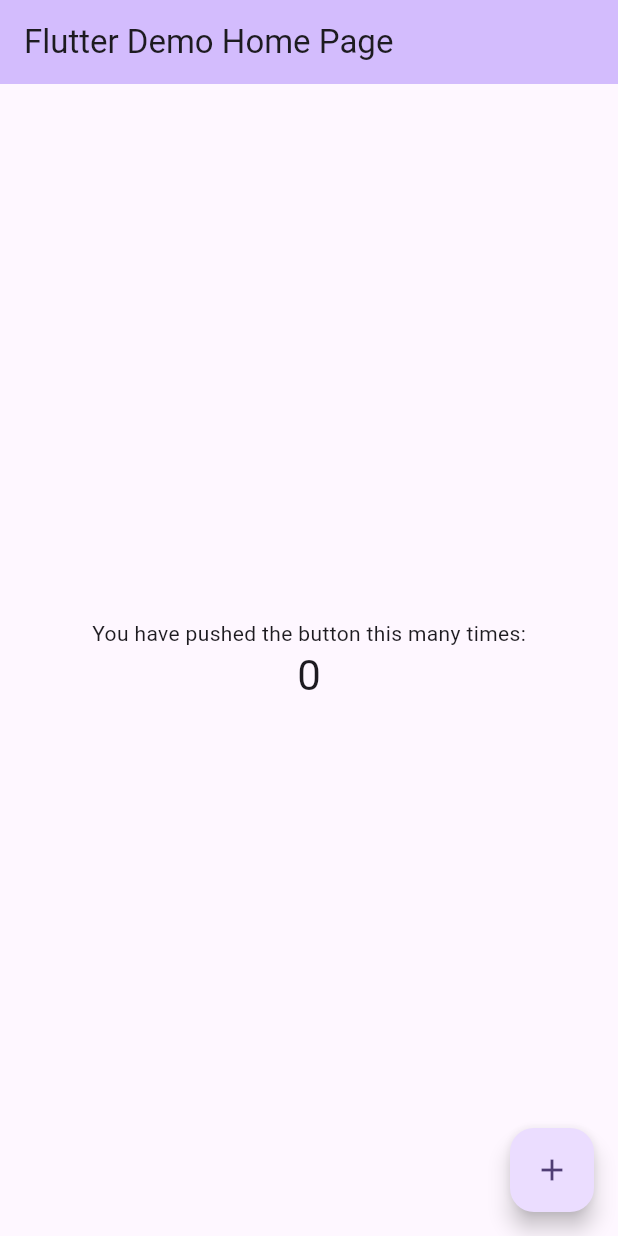
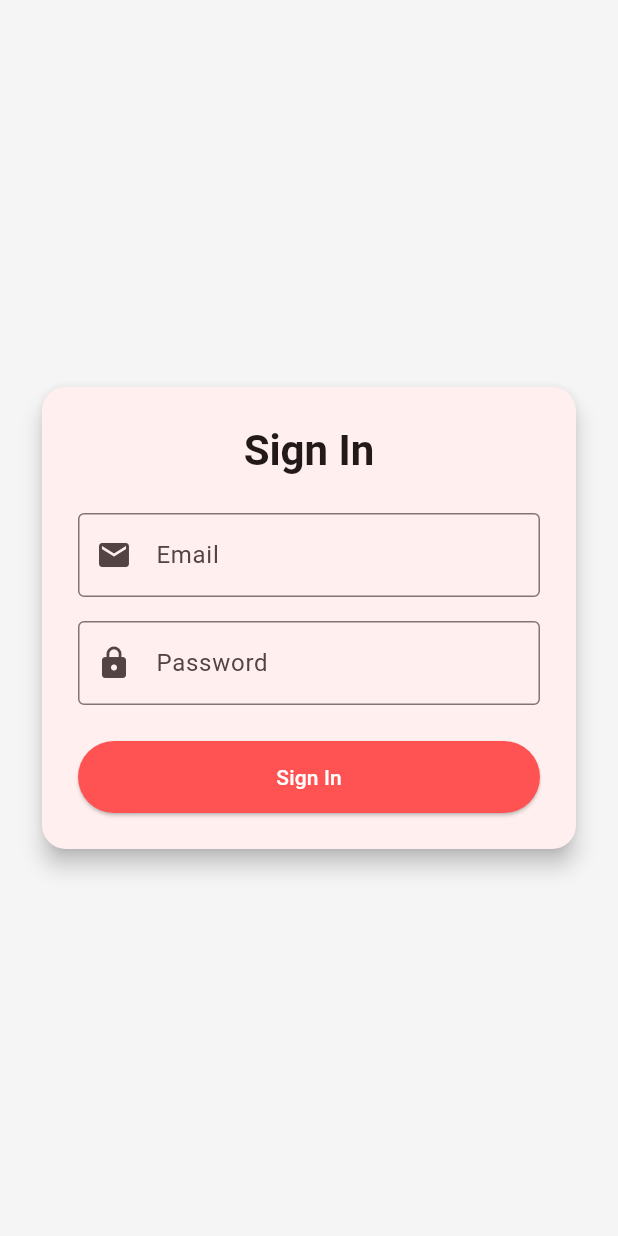
Before and after one commit to tomlinl1/ASE420-546_Inventory_System, a Flutter app: the screen it shows after launch, on a phone screen of 412 x 824 dp. Run offline on Flutter 3.47's test engine with Material 3 defaults, Android fonts, the phone set to English and light mode, and no system bars.

```diff
--- a/inventory_app/lib/main.dart
+++ b/inventory_app/lib/main.dart
@@ -1,122 +1,32 @@
 import 'package:flutter/material.dart';
+import 'pages/signin_page.dart';
+import 'pages/home_page.dart';
+import 'pages/check_stock_page.dart';
+import 'pages/update_stock_page.dart';
 
 void main() {
-  runApp(const MyApp());
+  runApp(const InventoryApp());
 }
 
-class MyApp extends StatelessWidget {
-  const MyApp({super.key});
+class InventoryApp extends StatelessWidget {
+  const InventoryApp({super.key});
 
-  // This widget is the root of your application.
   @override
   Widget build(BuildContext context) {
     return MaterialApp(
-      title: 'Flutter Demo',
+      debugShowCheckedModeBanner: false,
+      title: "Antonio's Pizza Pub Inventory",
       theme: ThemeData(
-        // This is the theme of your application.
-        //
-        // TRY THIS: Try running your application with "flutter run". You'll see
-        // the application has a purple toolbar. Then, without quitting the app,
-        // try changing the seedColor in the colorScheme below to Colors.green
-        // and then invoke "hot reload" (save your changes or press the "hot
-        // reload" button in a Flutter-supported IDE, or press "r" if you used
-        // the command line to start the app).
-        //
-        // Notice that the counter didn't reset back to zero; the application
-        // state is not lost during the reload. To reset the state, use hot
-        // restart instead.
-        //
-        // This works for code too, not just values: Most code changes can be
-        // tested with just a hot reload.
-        colorScheme: ColorScheme.fromSeed(seedColor: Colors.deepPurple),
+        colorScheme: ColorScheme.fromSeed(seedColor: Colors.redAccent),
+        useMaterial3: true,
       ),
-      home: const MyHomePage(title: 'Flutter Demo Home Page'),
+      initialRoute: '/signin',
+      routes: {
+        '/signin': (context) => const SignInPage(),
+        '/home': (context) => const HomePage(),
+        '/check-stock': (context) => const CheckStockPage(),
+        '/update-stock': (context) => const UpdateStockPage(),
+      },
     );
   }
 }
-
-class MyHomePage extends StatefulWidget {
-  const MyHomePage({super.key, required this.title});
-
-  // This widget is the home page of your application. It is stateful, meaning
-  // that it has a State object (defined below) that contains fields that affect
-  // how it looks.
-
-  // This class is the configuration for the state. It holds the values (in this
-  // case the title) provided by the parent (in this case the App widget) and
-  // used by the build method of the State. Fields in a Widget subclass are
-  // always marked "final".
-
-  final String title;
-
-  @override
-  State<MyHomePage> createState() => _MyHomePageState();
-}
-
-class _MyHomePageState extends State<MyHomePage> {
-  int _counter = 0;
-
-  void _incrementCounter() {
-    setState(() {
-      // This call to setState tells the Flutter framework that something has
-      // changed in this State, which causes it to rerun the build method below
-      // so that the display can reflect the updated values. If we changed
-      // _counter without calling setState(), then the build method would not be
-      // called again, and so nothing would appear to happen.
-      _counter++;
-    });
-  }
-
-  @override
-  Widget build(BuildContext context) {
-    // This method is rerun every time setState is called, for instance as done
-    // by the _incrementCounter method above.
-    //
-    // The Flutter framework has been optimized to make rerunning build methods
-    // fast, so that you can just rebuild anything that needs updating rather
-    // than having to individually change instances of widgets.
-    return Scaffold(
-      appBar: AppBar(
-        // TRY THIS: Try changing the color here to a specific color (to
-        // Colors.amber, perhaps?) and trigger a hot reload to see the AppBar
-        // change color while the other colors stay the same.
-        backgroundColor: Theme.of(context).colorScheme.inversePrimary,
-        // Here we take the value from the MyHomePage object that was created by
-        // the App.build method, and use it to set our appbar title.
-        title: Text(widget.title),
-      ),
-      body: Center(
-        // Center is a layout widget. It takes a single child and positions it
-        // in the middle of the parent.
-        child: Column(
-          // Column is also a layout widget. It takes a list of children and
-          // arranges them vertically. By default, it sizes itself to fit its
-          // children horizontally, and tries to be as tall as its parent.
-          //
-          // Column has various properties to control how it sizes itself and
-          // how it positions its children. Here we use mainAxisAlignment to
-          // center the children vertically; the main axis here is the vertical
-          // axis because Columns are vertical (the cross axis would be
-          // horizontal).
-          //
-          // TRY THIS: Invoke "debug painting" (choose the "Toggle Debug Paint"
-          // action in the IDE, or press "p" in the console), to see the
-          // wireframe for each widget.
-          mainAxisAlignment: MainAxisAlignment.center,
-          children: <Widget>[
-            const Text('You have pushed the button this many times:'),
-            Text(
-              '$_counter',
-              style: Theme.of(context).textTheme.headlineMedium,
-            ),
-          ],
-        ),
-      ),
-      floatingActionButton: FloatingActionButton(
-        onPressed: _incrementCounter,
-        tooltip: 'Increment',
-        child: const Icon(Icons.add),
-      ), // This trailing comma makes auto-formatting nicer for build methods.
-    );
-  }
-}
--- /dev/null
+++ b/inventory_app/lib/pages/signin_page.dart
@@ -0,0 +1,91 @@
+import 'package:flutter/material.dart';
+
+class SignInPage extends StatefulWidget {
+  const SignInPage({super.key});
+
+  @override
+  State<SignInPage> createState() => _SignInPageState();
+}
+
+class _SignInPageState extends State<SignInPage> {
+  final _formKey = GlobalKey<FormState>();
+  final _emailController = TextEditingController();
+  final _passwordController = TextEditingController();
+
+  void _signIn() {
+    if (_formKey.currentState!.validate()) {
+      // You can later replace this with actual authentication logic
+      Navigator.pushReplacementNamed(context, '/home');
+    }
+  }
+
+  @override
+  Widget build(BuildContext context) {
+    return Scaffold(
+      backgroundColor: Colors.grey[100],
+      body: Center(
+        child: SingleChildScrollView(
+          padding: const EdgeInsets.all(24),
+          child: Card(
+            elevation: 6,
+            shape: RoundedRectangleBorder(
+              borderRadius: BorderRadius.circular(16),
+            ),
+            child: Padding(
+              padding: const EdgeInsets.all(24),
+              child: Form(
+                key: _formKey,
+                child: Column(
+                  mainAxisSize: MainAxisSize.min,
+                  children: [
+                    Text(
+                      "Sign In",
+                      style: Theme.of(context)
+                          .textTheme
+                          .headlineMedium
+                          ?.copyWith(fontWeight: FontWeight.bold),
+                    ),
+                    const SizedBox(height: 24),
+                    TextFormField(
+                      controller: _emailController,
+                      decoration: const InputDecoration(
+                        labelText: 'Email',
+                        prefixIcon: Icon(Icons.email),
+                        border: OutlineInputBorder(),
+                      ),
+                      validator: (value) =>
+                          value == null || value.isEmpty ? 'Enter your email' : null,
+                    ),
+                    const SizedBox(height: 16),
+                    TextFormField(
+                      controller: _passwordController,
+                      obscureText: true,
+                      decoration: const InputDecoration(
+                        labelText: 'Password',
+                        prefixIcon: Icon(Icons.lock),
+                        border: OutlineInputBorder(),
+                      ),
+                      validator: (value) => value == null || value.isEmpty
+                          ? 'Enter your password'
+                          : null,
+                    ),
+                    const SizedBox(height: 24),
+                    ElevatedButton(
+                      onPressed: _signIn,
+                      style: ElevatedButton.styleFrom(
+                        minimumSize: const Size.fromHeight(48),
+                        backgroundColor: Colors.redAccent,
+                        foregroundColor: Colors.white,
+                      ),
+                      child: const Text("Sign In"),
+                    ),
+                  ],
+                ),
+              ),
+            ),
+          ),
+        ),
+      ),
+    );
+  }
+}
```
Also changed, not shown: inventory_app/lib/pages/check_stock_page.dart (added, +26 -0 lines), inventory_app/lib/pages/home_page.dart (added, +68 -0 lines), inventory_app/lib/pages/update_stock_page.dart (added, +26 -0 lines), 1 other file.
